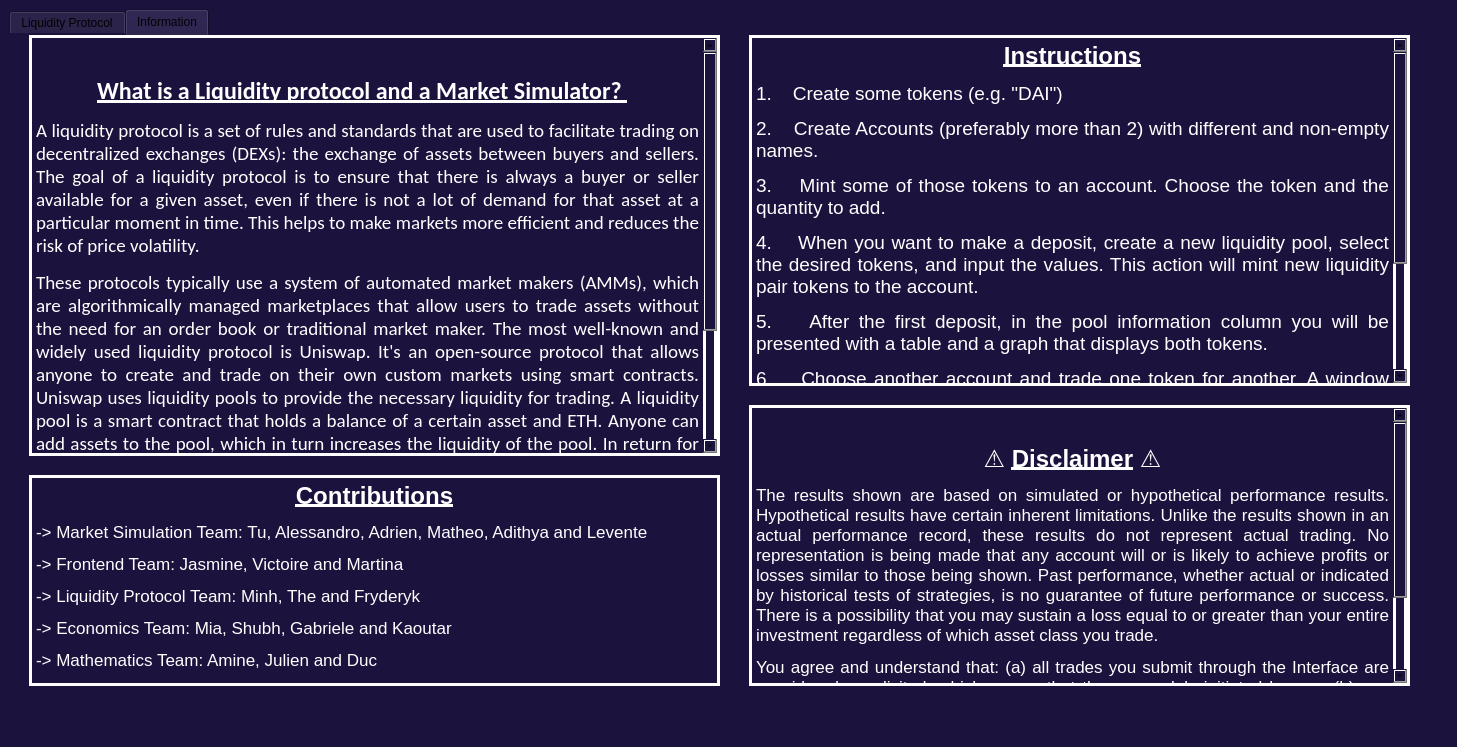
LiquidityProtocol/AMM-Simulator, file introductorywindow.ui: the form before one commit.
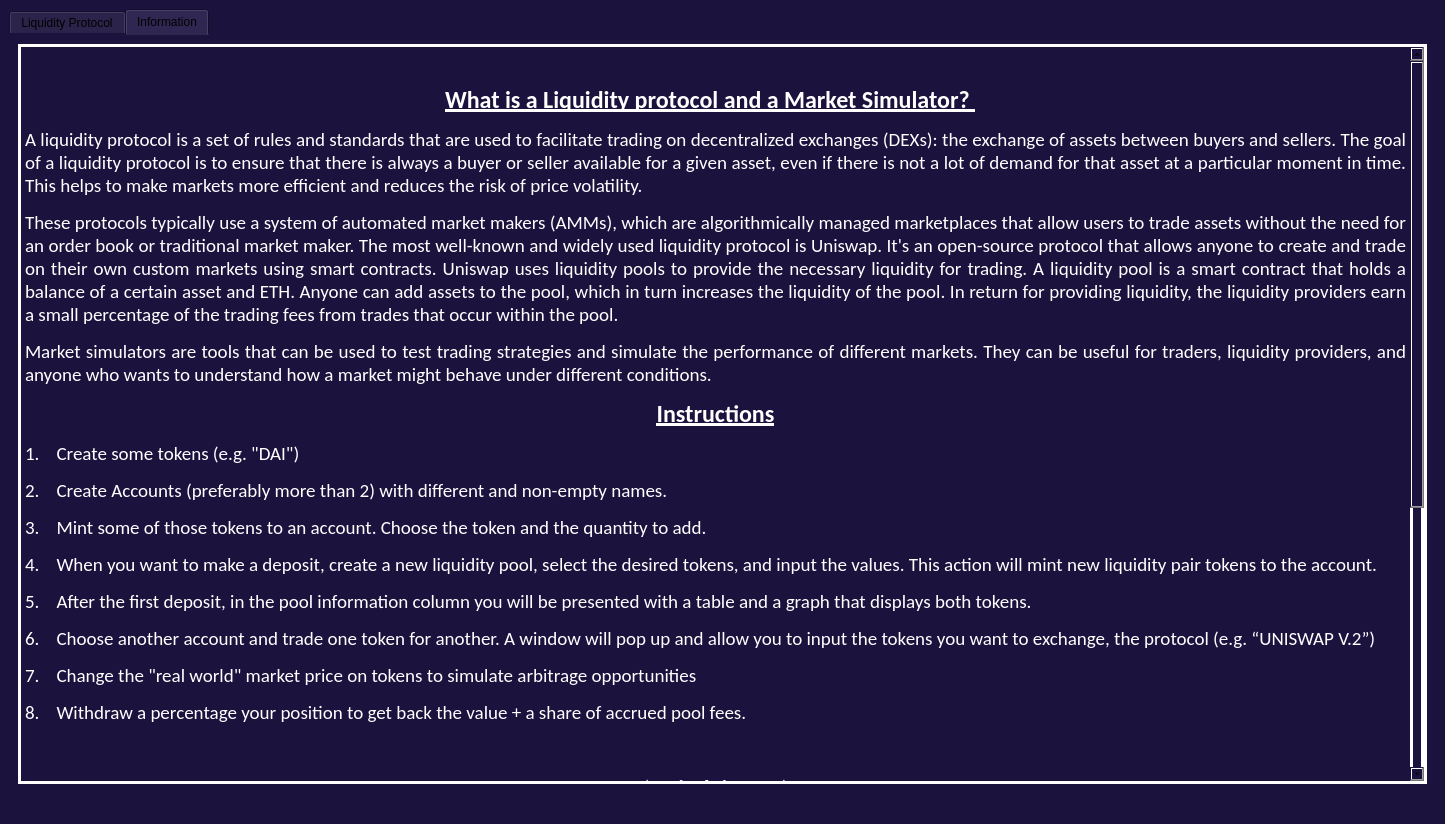
The form after the commit. The open tabs and pages were chosen to show the change. Icons and pictures are not drawn.

Commit message: Dynamic introductory window

Diff of the .ui file:
```diff
--- a/introductorywindow.ui
+++ b/introductorywindow.ui
@@ -9,8 +9,8 @@
    <rect>
     <x>0</x>
     <y>0</y>
-    <width>1457</width>
-    <height>747</height>
+    <width>1445</width>
+    <height>824</height>
    </rect>
   </property>
   <property name="windowTitle">
@@ -86,15 +86,9 @@
        <attribute name="title">
         <string>Information</string>
        </attribute>
+       <layout class="QGridLayout" name="gridLayout_2">
+        <item row="0" column="0">
        <widget class="QTextBrowser" name="textBrowser">
-        <property name="geometry">
-         <rect>
-          <x>20</x>
-          <y>0</y>
-          <width>691</width>
-          <height>421</height>
-         </rect>
-        </property>
         <property name="font">
          <font>
           <family>Calibri</family>
@@ -119,29 +113,8 @@
 &lt;p align=&quot;center&quot; style=&quot; margin-top:12px; margin-bottom:12px; margin-left:0px; margin-right:0px; -qt-block-indent:0; text-indent:0px;&quot;&gt;&lt;span style=&quot; font-family:'.AppleSystemUIFont'; font-size:18pt; font-weight:700; text-decoration: underline; color:#ffffff;&quot;&gt;What is a Liquidity protocol and a Market Simulator?&lt;/span&gt;&lt;span style=&quot; font-family:'.AppleSystemUIFont'; font-size:18pt; font-weight:700; font-style:italic; text-decoration: underline; color:#ffffff;&quot;&gt; &lt;/span&gt;&lt;span style=&quot; font-family:'.AppleSystemUIFont'; font-size:18pt; color:#ffffff;&quot;&gt;  &lt;/span&gt;&lt;/p&gt;
 &lt;p align=&quot;justify&quot; style=&quot; margin-top:12px; margin-bottom:12px; margin-left:0px; margin-right:0px; -qt-block-indent:0; text-indent:0px;&quot;&gt;&lt;span style=&quot; font-family:'.AppleSystemUIFont'; font-size:14pt; color:#ffffff;&quot;&gt;A liquidity protocol is a set of rules and standards that are used to facilitate trading on decentralized exchanges (DEXs): the exchange of assets between buyers and sellers. The goal of a liquidity protocol is to ensure that there is always a buyer or seller available for a given asset, even if there is not a lot of demand for that asset at a particular moment in time. This helps to make markets more efficient and reduces the risk of price volatility. &lt;/span&gt;&lt;/p&gt;
 &lt;p align=&quot;justify&quot; style=&quot; margin-top:12px; margin-bottom:12px; margin-left:0px; margin-right:0px; -qt-block-indent:0; text-indent:0px;&quot;&gt;&lt;span style=&quot; font-family:'.AppleSystemUIFont'; font-size:14pt; color:#ffffff;&quot;&gt;These protocols typically use a system of automated market makers (AMMs), which are algorithmically managed marketplaces that allow users to trade assets without the need for an order book or traditional market maker. The most well-known and widely used liquidity protocol is Uniswap. It's an open-source protocol that allows anyone to create and trade on their own custom markets using smart contracts. Uniswap uses liquidity pools to provide the necessary liquidity for trading. A liquidity pool is a smart contract that holds a balance of a certain asset and ETH. Anyone can add assets to the pool, which in turn increases the liquidity of the pool. In return for providing liquidity, the liquidity providers earn a small percentage of the trading fees from trades that occur within the pool. &lt;/span&gt;&lt;/p&gt;
-&lt;p align=&quot;justify&quot; style=&quot; margin-top:12px; margin-bottom:12px; margin-left:0px; margin-right:0px; -qt-block-indent:0; text-indent:0px;&quot;&gt;&lt;span style=&quot; font-family:'.AppleSystemUIFont'; font-size:14pt; color:#ffffff;&quot;&gt;Market simulators are tools that can be used to test trading strategies and simulate the performance of different markets. They can be useful for traders, liquidity providers, and anyone who wants to understand how a market might behave under different conditions. &lt;/span&gt;&lt;/p&gt;&lt;/body&gt;&lt;/html&gt;</string>
-        </property>
-       </widget>
-       <widget class="QTextBrowser" name="textBrowser_2">
-        <property name="geometry">
-         <rect>
-          <x>740</x>
-          <y>0</y>
-          <width>661</width>
-          <height>351</height>
-         </rect>
-        </property>
-        <property name="styleSheet">
-         <string notr="true">border: 3px solid rgb(255, 255, 255);
-</string>
-        </property>
-        <property name="html">
-         <string>&lt;!DOCTYPE HTML PUBLIC &quot;-//W3C//DTD HTML 4.0//EN&quot; &quot;http://www.w3.org/TR/REC-html40/strict.dtd&quot;&gt;
-&lt;html&gt;&lt;head&gt;&lt;meta name=&quot;qrichtext&quot; content=&quot;1&quot; /&gt;&lt;meta charset=&quot;utf-8&quot; /&gt;&lt;style type=&quot;text/css&quot;&gt;
-p, li { white-space: pre-wrap; }
-hr { height: 1px; border-width: 0; }
-&lt;/style&gt;&lt;/head&gt;&lt;body style=&quot; font-family:'Calibri'; font-size:13pt; font-weight:400; font-style:normal;&quot;&gt;
-&lt;p align=&quot;center&quot; style=&quot; margin-top:12px; margin-bottom:12px; margin-left:0px; margin-right:0px; -qt-block-indent:0; text-indent:0px;&quot;&gt;&lt;span style=&quot; font-family:'.AppleSystemUIFont'; color:#ffffff;&quot;&gt; &lt;/span&gt;&lt;span style=&quot; font-family:'.AppleSystemUIFont'; font-size:18pt; font-weight:700; text-decoration: underline; color:#ffffff;&quot;&gt;Instructions&lt;/span&gt;&lt;span style=&quot; font-family:'.AppleSystemUIFont'; font-weight:700; font-style:italic; color:#ffffff;&quot;&gt; &lt;/span&gt;&lt;/p&gt;
+&lt;p align=&quot;justify&quot; style=&quot; margin-top:12px; margin-bottom:12px; margin-left:0px; margin-right:0px; -qt-block-indent:0; text-indent:0px;&quot;&gt;&lt;span style=&quot; font-family:'.AppleSystemUIFont'; font-size:14pt; color:#ffffff;&quot;&gt;Market simulators are tools that can be used to test trading strategies and simulate the performance of different markets. They can be useful for traders, liquidity providers, and anyone who wants to understand how a market might behave under different conditions. &lt;/span&gt;&lt;/p&gt;
+&lt;p align=&quot;center&quot; style=&quot; margin-top:0px; margin-bottom:0px; margin-left:0px; margin-right:0px; -qt-block-indent:0; text-indent:0px;&quot;&gt;&lt;span style=&quot; font-family:'.AppleSystemUIFont'; color:#ffffff;&quot;&gt; &lt;/span&gt;&lt;span style=&quot; font-family:'.AppleSystemUIFont'; font-size:18pt; font-weight:700; text-decoration: underline; color:#ffffff;&quot;&gt;Instructions&lt;/span&gt;&lt;span style=&quot; font-family:'.AppleSystemUIFont'; font-weight:700; font-style:italic; color:#ffffff;&quot;&gt; &lt;/span&gt;&lt;/p&gt;
 &lt;p align=&quot;justify&quot; style=&quot; margin-top:12px; margin-bottom:12px; margin-left:0px; margin-right:0px; -qt-block-indent:0; text-indent:0px;&quot;&gt;&lt;span style=&quot; font-family:'.AppleSystemUIFont'; font-size:14pt; color:#ffffff;&quot;&gt;1.    Create some tokens (e.g. &amp;quot;DAI&amp;quot;) &lt;/span&gt;&lt;/p&gt;
 &lt;p align=&quot;justify&quot; style=&quot; margin-top:12px; margin-bottom:12px; margin-left:0px; margin-right:0px; -qt-block-indent:0; text-indent:0px;&quot;&gt;&lt;span style=&quot; font-family:'.AppleSystemUIFont'; font-size:14pt; color:#ffffff;&quot;&gt;2.    Create Accounts (preferably more than 2) with different and non-empty names. &lt;/span&gt;&lt;/p&gt;
 &lt;p align=&quot;justify&quot; style=&quot; margin-top:12px; margin-bottom:12px; margin-left:0px; margin-right:0px; -qt-block-indent:0; text-indent:0px;&quot;&gt;&lt;span style=&quot; font-family:'.AppleSystemUIFont'; font-size:14pt; color:#ffffff;&quot;&gt;3.    Mint some of those tokens to an account. Choose the token and the quantity to add. &lt;/span&gt;&lt;/p&gt;
@@ -149,64 +122,12 @@
 &lt;p align=&quot;justify&quot; style=&quot; margin-top:12px; margin-bottom:12px; margin-left:0px; margin-right:0px; -qt-block-indent:0; text-indent:0px;&quot;&gt;&lt;span style=&quot; font-family:'.AppleSystemUIFont'; font-size:14pt; color:#ffffff;&quot;&gt;5.    After the first deposit, in the pool information column you will be presented with a table and a graph that displays both tokens. &lt;/span&gt;&lt;/p&gt;
 &lt;p align=&quot;justify&quot; style=&quot; margin-top:12px; margin-bottom:12px; margin-left:0px; margin-right:0px; -qt-block-indent:0; text-indent:0px;&quot;&gt;&lt;span style=&quot; font-family:'.AppleSystemUIFont'; font-size:14pt; color:#ffffff;&quot;&gt;6.    Choose another account and trade one token for another. A window will pop up and allow you to input the tokens you want to exchange, the protocol (e.g. “UNISWAP V.2”) &lt;/span&gt;&lt;/p&gt;
 &lt;p align=&quot;justify&quot; style=&quot; margin-top:12px; margin-bottom:12px; margin-left:0px; margin-right:0px; -qt-block-indent:0; text-indent:0px;&quot;&gt;&lt;span style=&quot; font-family:'.AppleSystemUIFont'; font-size:14pt; color:#ffffff;&quot;&gt;7.    Change the &amp;quot;real world&amp;quot; market price on tokens to simulate arbitrage opportunities &lt;/span&gt;&lt;/p&gt;
-&lt;p align=&quot;justify&quot; style=&quot; margin-top:12px; margin-bottom:12px; margin-left:0px; margin-right:0px; -qt-block-indent:0; text-indent:0px;&quot;&gt;&lt;span style=&quot; font-family:'.AppleSystemUIFont'; font-size:14pt; color:#ffffff;&quot;&gt;8.    Withdraw a percentage your position to get back the value + a share of accrued pool fees. &lt;/span&gt;&lt;/p&gt;&lt;/body&gt;&lt;/html&gt;</string>
-        </property>
-       </widget>
-       <widget class="QTextBrowser" name="textBrowser_3">
-        <property name="geometry">
-         <rect>
-          <x>740</x>
-          <y>370</y>
-          <width>661</width>
-          <height>281</height>
-         </rect>
-        </property>
-        <property name="styleSheet">
-         <string notr="true">border: 3px solid rgb(255, 255, 255);
-
-</string>
-        </property>
-        <property name="html">
-         <string>&lt;!DOCTYPE HTML PUBLIC &quot;-//W3C//DTD HTML 4.0//EN&quot; &quot;http://www.w3.org/TR/REC-html40/strict.dtd&quot;&gt;
-&lt;html&gt;&lt;head&gt;&lt;meta name=&quot;qrichtext&quot; content=&quot;1&quot; /&gt;&lt;meta charset=&quot;utf-8&quot; /&gt;&lt;style type=&quot;text/css&quot;&gt;
-p, li { white-space: pre-wrap; }
-hr { height: 1px; border-width: 0; }
-&lt;/style&gt;&lt;/head&gt;&lt;body style=&quot; font-family:'Calibri'; font-size:13pt; font-weight:400; font-style:normal;&quot;&gt;
-&lt;p align=&quot;center&quot; style=&quot;-qt-paragraph-type:empty; margin-top:12px; margin-bottom:12px; margin-left:0px; margin-right:0px; -qt-block-indent:0; text-indent:0px; font-family:'.AppleSystemUIFont';&quot;&gt;&lt;br /&gt;&lt;/p&gt;
+&lt;p align=&quot;justify&quot; style=&quot; margin-top:12px; margin-bottom:12px; margin-left:0px; margin-right:0px; -qt-block-indent:0; text-indent:0px;&quot;&gt;&lt;span style=&quot; font-family:'.AppleSystemUIFont'; font-size:14pt; color:#ffffff;&quot;&gt;8.    Withdraw a percentage your position to get back the value + a share of accrued pool fees. &lt;/span&gt;&lt;/p&gt;
+&lt;p style=&quot;-qt-paragraph-type:empty; margin-top:0px; margin-bottom:0px; margin-left:0px; margin-right:0px; -qt-block-indent:0; text-indent:0px; font-family:'.AppleSystemUIFont'; font-size:14pt; color:#ffffff;&quot;&gt;&lt;br /&gt;&lt;/p&gt;
 &lt;p align=&quot;center&quot; style=&quot; margin-top:12px; margin-bottom:12px; margin-left:0px; margin-right:0px; -qt-block-indent:0; text-indent:0px;&quot;&gt;&lt;span style=&quot; font-family:'.AppleSystemUIFont'; font-size:18pt; color:#ffffff;&quot;&gt;⚠ &lt;/span&gt;&lt;span style=&quot; font-family:'.AppleSystemUIFont'; font-size:18pt; font-weight:700; text-decoration: underline; color:#ffffff;&quot;&gt;Disclaimer&lt;/span&gt;&lt;span style=&quot; font-family:'.AppleSystemUIFont'; font-size:18pt; color:#ffffff;&quot;&gt; ⚠&lt;/span&gt;&lt;/p&gt;
 &lt;p align=&quot;justify&quot; style=&quot; margin-top:12px; margin-bottom:12px; margin-left:0px; margin-right:0px; -qt-block-indent:0; text-indent:0px;&quot;&gt;&lt;span style=&quot; font-family:'.AppleSystemUIFont'; color:#ffffff;&quot;&gt;The results shown are based on simulated or hypothetical performance results. Hypothetical results have certain inherent limitations. Unlike the results shown in an actual performance record, these results do not represent actual trading. No representation is being made that any account will or is likely to achieve profits or losses similar to those being shown. Past performance, whether actual or indicated by historical tests of strategies, is no guarantee of future performance or success. There is a possibility that you may sustain a loss equal to or greater than your entire investment regardless of which asset class you trade. &lt;/span&gt;&lt;/p&gt;
 &lt;p align=&quot;justify&quot; style=&quot; margin-top:0px; margin-bottom:0px; margin-left:0px; margin-right:0px; -qt-block-indent:0; text-indent:0px;&quot;&gt;&lt;span style=&quot; font-family:'.AppleSystemUIFont'; color:#ffffff;&quot;&gt;You agree and understand that: (a) all trades you submit through the Interface are considered unsolicited, which means that they are solely initiated by you; (b) you have not received any investment advice from us in connection with any trades, including those you place via our Auto Routing API; and (c) we do not conduct a suitability review of any trades you submit. &lt;/span&gt;&lt;/p&gt;
-&lt;p align=&quot;justify&quot; style=&quot;-qt-paragraph-type:empty; margin-top:12px; margin-bottom:12px; margin-left:0px; margin-right:0px; -qt-block-indent:0; text-indent:0px; font-family:'.AppleSystemUIFont'; color:#ffffff;&quot;&gt;&lt;br /&gt;&lt;/p&gt;&lt;/body&gt;&lt;/html&gt;</string>
-        </property>
-       </widget>
-       <widget class="QTextBrowser" name="textBrowser_4">
-        <property name="geometry">
-         <rect>
-          <x>20</x>
-          <y>440</y>
-          <width>691</width>
-          <height>211</height>
-         </rect>
-        </property>
-        <property name="styleSheet">
-         <string notr="true">border: 3px solid rgb(255, 255, 255);
-</string>
-        </property>
-        <property name="frameShape">
-         <enum>QFrame::StyledPanel</enum>
-        </property>
-        <property name="frameShadow">
-         <enum>QFrame::Sunken</enum>
-        </property>
-        <property name="lineWidth">
-         <number>-1</number>
-        </property>
-        <property name="html">
-         <string>&lt;!DOCTYPE HTML PUBLIC &quot;-//W3C//DTD HTML 4.0//EN&quot; &quot;http://www.w3.org/TR/REC-html40/strict.dtd&quot;&gt;
-&lt;html&gt;&lt;head&gt;&lt;meta name=&quot;qrichtext&quot; content=&quot;1&quot; /&gt;&lt;meta charset=&quot;utf-8&quot; /&gt;&lt;style type=&quot;text/css&quot;&gt;
-p, li { white-space: pre-wrap; }
-hr { height: 1px; border-width: 0; }
-&lt;/style&gt;&lt;/head&gt;&lt;body style=&quot; font-family:'Calibri'; font-size:13pt; font-weight:400; font-style:normal;&quot;&gt;
+&lt;p align=&quot;justify&quot; style=&quot;-qt-paragraph-type:empty; margin-top:12px; margin-bottom:12px; margin-left:0px; margin-right:0px; -qt-block-indent:0; text-indent:0px; font-family:'.AppleSystemUIFont'; color:#ffffff;&quot;&gt;&lt;br /&gt;&lt;/p&gt;
 &lt;p align=&quot;center&quot; style=&quot; margin-top:0px; margin-bottom:0px; margin-left:0px; margin-right:0px; -qt-block-indent:0; text-indent:0px;&quot;&gt;&lt;span style=&quot; font-family:'.AppleSystemUIFont'; font-size:18pt; font-weight:700; text-decoration: underline; color:#ffffff;&quot;&gt;Contributions&lt;/span&gt;&lt;/p&gt;
 &lt;p style=&quot; margin-top:12px; margin-bottom:12px; margin-left:0px; margin-right:0px; -qt-block-indent:0; text-indent:0px;&quot;&gt;&lt;span style=&quot; font-family:'.AppleSystemUIFont'; color:#ffffff;&quot;&gt;-&amp;gt; Market Simulation Team: Tu, Alessandro, Adrien, Matheo, Adithya and Levente&lt;/span&gt;&lt;/p&gt;
 &lt;p style=&quot; margin-top:12px; margin-bottom:12px; margin-left:0px; margin-right:0px; -qt-block-indent:0; text-indent:0px;&quot;&gt;&lt;span style=&quot; font-family:'.AppleSystemUIFont'; color:#ffffff;&quot;&gt;-&amp;gt; Frontend Team: Jasmine, Victoire and Martina&lt;/span&gt;&lt;/p&gt;
@@ -215,6 +136,8 @@
 &lt;p style=&quot; margin-top:12px; margin-bottom:12px; margin-left:0px; margin-right:0px; -qt-block-indent:0; text-indent:0px;&quot;&gt;&lt;span style=&quot; font-family:'.AppleSystemUIFont'; color:#ffffff;&quot;&gt;-&amp;gt; Mathematics Team: Amine, Julien and Duc &lt;/span&gt;&lt;/p&gt;&lt;/body&gt;&lt;/html&gt;</string>
         </property>
        </widget>
+        </item>
+       </layout>
       </widget>
      </widget>
     </item>
```
Left out of the diff: 7 changed lines with no effect on the pictures. Lines whose indentation alone changed are shown as unchanged.
